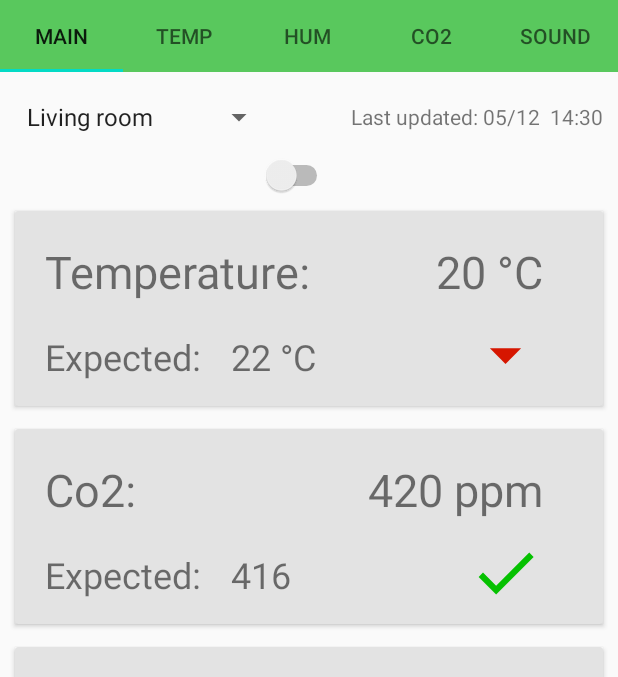
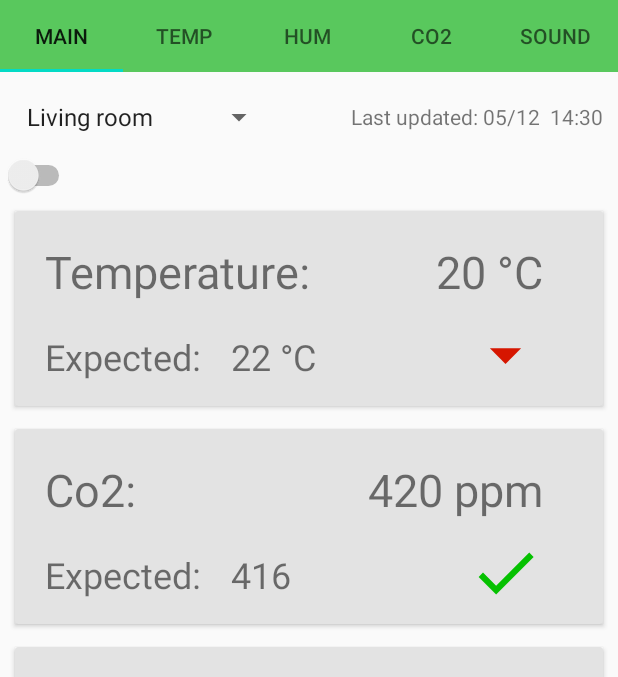
Before and after one commit to kokopiotrowski/Sep4AndroidApp, an Android app: the screen it shows after launch (MainActivity), on a phone screen of 412 x 824 dp, the part 84-761 px from its top. Run offline under Robolectric (Android 15) with nearby library versions, the light colour scheme and no system bars; our stand-ins replace Room's generated code; libraries missing offline, so code that uses them is left out: com.firebase.ui.

Commit message:
Small commit

```diff
--- a/app/src/main/java/com/example/sep4androidapp/ViewModels/StartStopViewModel.java
+++ b/app/src/main/java/com/example/sep4androidapp/ViewModels/StartStopViewModel.java
@@ -11,13 +11,7 @@ public class StartStopViewModel extends ViewModel {
     private StartStopRepository repository;
 
     public StartStopViewModel() {
-
         repository = StartStopRepository.getInstance();
-    }
-
-    public LiveData<StartStop> getstartStop() {
-
-        return repository.getStartStop();
     }
 
     public void start() {
--- a/app/src/main/java/com/example/sep4androidapp/connection/RoomConditionApi.java
+++ b/app/src/main/java/com/example/sep4androidapp/connection/RoomConditionApi.java
@@ -13,6 +13,6 @@ import retrofit2.http.Path;
 
 public interface RoomConditionApi {
 
-    @GET("room-conditions/device1")
+    @GET("room-conditions/0004A30B002181EC")
     public Call<RoomConditionResponse> getRoomCondition();
 }
--- a/app/src/main/java/com/example/sep4androidapp/fragments/mainFragment/mainViewFragments/FragmentFirstPage.java
+++ b/app/src/main/java/com/example/sep4androidapp/fragments/mainFragment/mainViewFragments/FragmentFirstPage.java
@@ -1,6 +1,9 @@
 package com.example.sep4androidapp.fragments.mainFragment.mainViewFragments;
 
+import android.annotation.SuppressLint;
 import android.os.Bundle;
+import android.os.Handler;
+import android.util.Log;
 import android.view.LayoutInflater;
 import android.view.View;
 import android.view.ViewGroup;
@@ -18,14 +21,17 @@ import com.example.sep4androidapp.R;
 import com.example.sep4androidapp.ViewModels.ReportViewModel;
 import com.example.sep4androidapp.ViewModels.StartStopViewModel;
 
+import java.util.Calendar;
+import java.util.Timer;
+import java.util.TimerTask;
+
 public class FragmentFirstPage extends Fragment {
     Spinner spinner;
     ReportViewModel viewModel;
     StartStopViewModel temporaryViewModel; //Temporary, usage will be moved later
     TextView currentTemperature, currentHumidity, currentCO2, currentSound, timeStamp;
-//    Button updateButton;
 
-
+    @SuppressLint({"SetTextI18n", "DefaultLocale"})
     @Nullable
     @Override
     public View onCreateView(@NonNull LayoutInflater inflater, @Nullable ViewGroup container, @Nullable Bundle savedInstanceState) {
@@ -48,30 +54,24 @@ public class FragmentFirstPage extends Fragment {
 
         viewModel = new ViewModelProvider(this).get(ReportViewModel.class);
         viewModel.getRoomCondition().observe(getViewLifecycleOwner(), roomCondition -> {
-              currentTemperature.setText(String.format("%.1f", roomCondition.getTemperature()) + " °C");
+              currentTemperature.setText(String.format("%.0f", roomCondition.getTemperature()) + " °C");
               currentCO2.setText(String.format("%.0f", roomCondition.getCo2()) + " ppm");
               currentHumidity.setText(String.format("%.0f", roomCondition.getHumidity()) + "%");
               currentSound.setText(String.format("%.0f", roomCondition.getSound()) + "dB");
                 timeStamp.setText("Updated: " + roomCondition.getTimestamp());
         });
 
+
         Switch switchBtn = v.findViewById(R.id.switchBtn);
         temporaryViewModel = new ViewModelProvider(this).get(StartStopViewModel.class);
         temporaryViewModel.receiveStatus();
-        temporaryViewModel.getStatus().observe(getViewLifecycleOwner(), aBoolean -> {
-            switchBtn.setChecked(aBoolean);
-        });
-
-
-
+        temporaryViewModel.getStatus().observe(getViewLifecycleOwner(), switchBtn::setChecked);
 
         switchBtn.setOnCheckedChangeListener((buttonView, isChecked) -> {
             if(switchBtn.isChecked())
             {
-
                 temporaryViewModel.start();
             }else{
-
                 temporaryViewModel.stop();
             }
         });
--- a/app/src/main/res/layout/fragment_main_firstpage.xml
+++ b/app/src/main/res/layout/fragment_main_firstpage.xml
@@ -47,7 +47,7 @@
 
         <Switch
             android:id="@+id/switchBtn"
-            android:layout_width="222dp"
+            android:layout_width="50dp"
             android:layout_height="match_parent"
             android:layout_weight="1" />
 
@@ -322,6 +322,7 @@
                     app:srcCompat="@drawable/correct" />
             </androidx.constraintlayout.widget.ConstraintLayout>
         </androidx.cardview.widget.CardView>
+
     </LinearLayout>
 
 </ScrollView>
```
